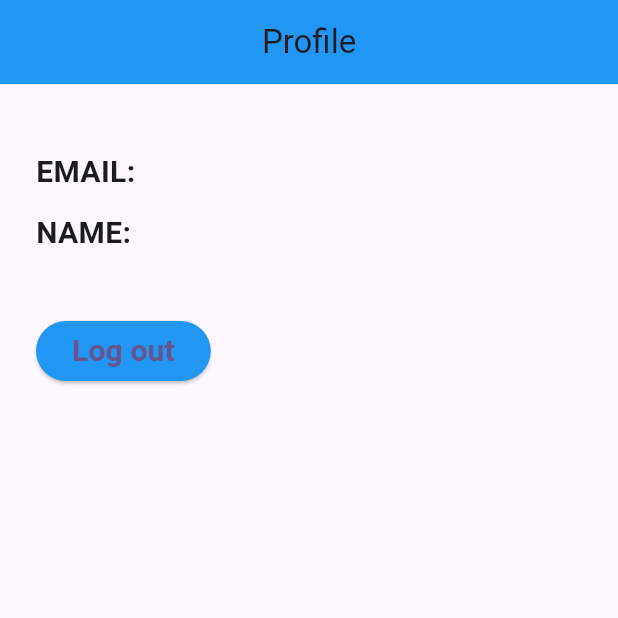
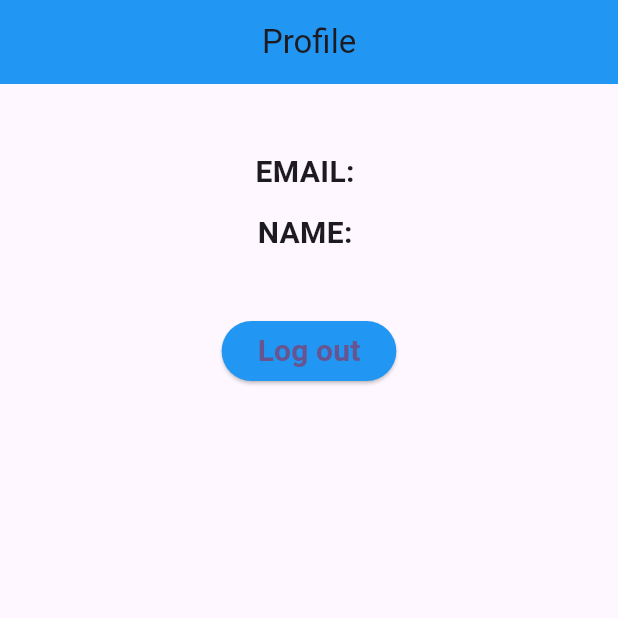
Before and after one commit to ashik-maz/Currency-Converter, a Flutter app: the Profile screen opened directly, on a phone screen of 412 x 824 dp, the top half of it. Run offline on Flutter 3.47's test engine with Material 3 defaults, Android fonts, the phone set to English and light mode, and no system bars; our stand-ins replace cloud_firestore, firebase_auth, firebase_core, fluttertoast, font_awesome_flutter, google_sign_in; missing offline and left inert: country_currency_pickers; accounts and stored records are empty.

```diff
--- a/lib/ui/profile.dart
+++ b/lib/ui/profile.dart
@@ -43,8 +43,9 @@ class _ProfileState extends State<Profile> {
         return _buildScaffold(
           body: Padding(
             padding: const EdgeInsets.all(24.0),
+            child: Center(
               child: Column(
-              crossAxisAlignment: CrossAxisAlignment.start,
+                crossAxisAlignment: CrossAxisAlignment.center,
                 children: [
                   const SizedBox(height: 20),
                   Text(
@@ -82,6 +83,7 @@ class _ProfileState extends State<Profile> {
                 ],
               ),
             ),
+          ),
         );
       },
     );
```
Also changed, not shown: pubspec.lock. Lines whose indentation alone changed are shown as unchanged.
